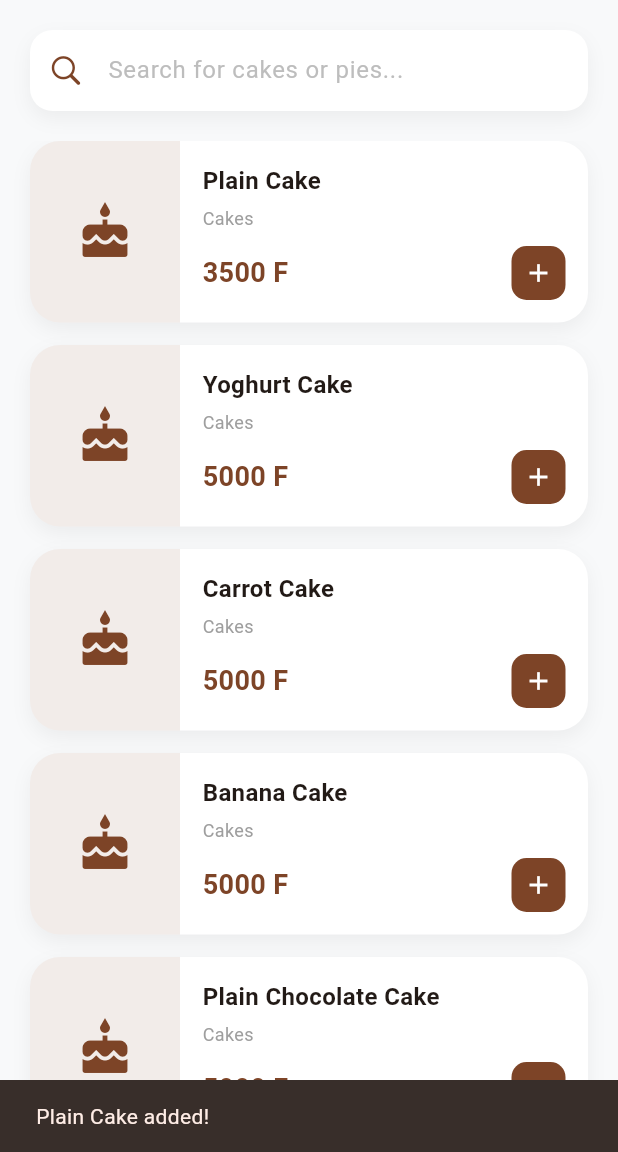
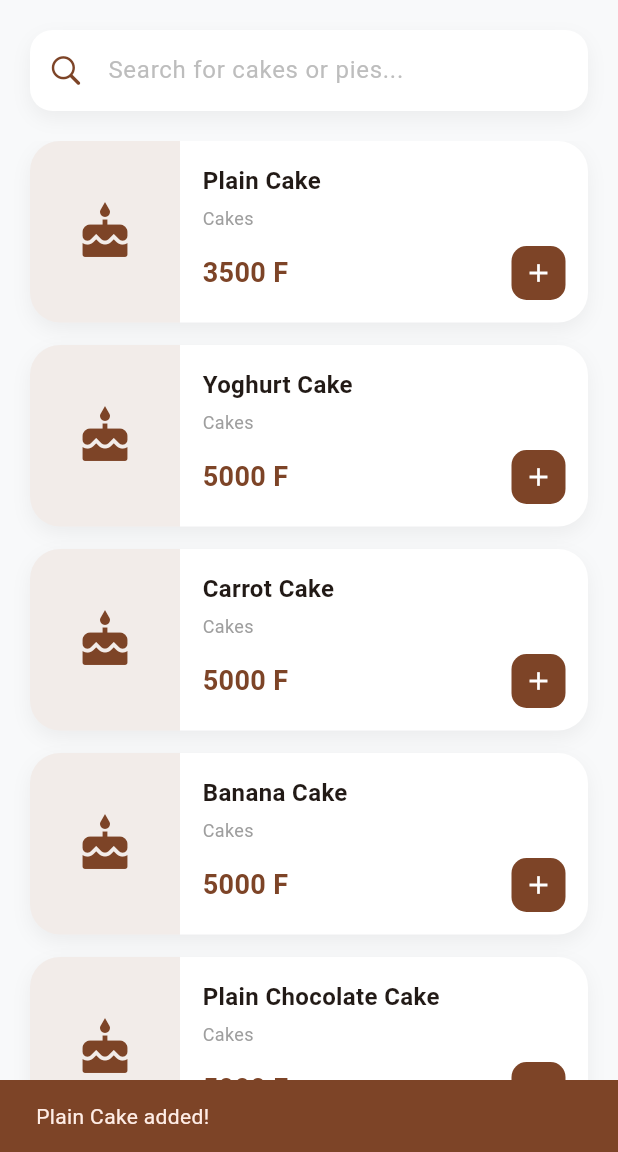
Before and after one commit to Darylgabin/dashchopmobileapp, a Flutter app: the MenuScreen screen opened directly, after a tap on the "add" icon, on a phone screen of 412 x 824 dp, the part 84-1236 px from its top. Run offline on Flutter 3.47's test engine with Material 3 defaults, Android fonts, the light colour scheme and no system bars; our stand-ins replace flutter_riverpod, local_auth, supabase_flutter; accounts and stored records are empty.

Commit message:
updated search bar and initialized supabase client

```diff
--- /dev/null
+++ b/lib/providers/cart_provider.dart
@@ -0,0 +1,64 @@
+import 'package:flutter_riverpod/flutter_riverpod.dart';
+import '../models/dummy_data.dart';
+
+// 1. We create a small model to track Food + Quantity
+class CartItem {
+  final FoodItem food;
+  int quantity;
+
+  CartItem({required this.food, this.quantity = 1});
+}
+
+// 2. The Notifier manages the logic using Modern Riverpod 2.0 Syntax
+class CartNotifier extends Notifier<List<CartItem>> {
+
+  // build() initializes the starting state (an empty list of CartItems)
+  @override
+  List<CartItem> build() {
+    return [];
+  }
+
+  // Adds an item or increases its quantity
+  void addItem(FoodItem food) {
+    final existingIndex = state.indexWhere((item) => item.food.id == food.id);
+
+    if (existingIndex >= 0) {
+      // If it exists, increase quantity
+      var updatedCart = [...state];
+      updatedCart[existingIndex].quantity++;
+      state = updatedCart;
+    } else {
+      // If it's new, add to list
+      state = [...state, CartItem(food: food)];
+    }
+  }
+
+  // Decreases quantity, or removes it if quantity reaches 0
+  void removeSingleItem(FoodItem food) {
+    final existingIndex = state.indexWhere((item) => item.food.id == food.id);
+
+    if (existingIndex >= 0) {
+      var updatedCart = [...state];
+      if (updatedCart[existingIndex].quantity > 1) {
+        updatedCart[existingIndex].quantity--;
+        state = updatedCart; // Triggers UI update
+      } else {
+        updatedCart.removeAt(existingIndex);
+        state = updatedCart; // Triggers UI update
+      }
+    }
+  }
+
+  // Clears the whole cart after ordering
+  void clearCart() {
+    state = [];
+  }
+
+  // Calculate subtotal dynamically
+  int get subtotal => state.fold(0, (sum, item) => sum + (item.food.price * item.quantity));
+}
+
+// 3. The global provider we will call from our screens
+final cartProvider = NotifierProvider<CartNotifier, List<CartItem>>(() {
+  return CartNotifier();
+});
--- a/lib/screens/customer/menu_screen.dart
+++ b/lib/screens/customer/menu_screen.dart
@@ -1,13 +1,26 @@
 import 'package:flutter/material.dart';
 import 'package:flutter/cupertino.dart';
+import 'package:flutter_riverpod/flutter_riverpod.dart';
+import 'package:flutter_riverpod/legacy.dart';
 import '../../models/dummy_data.dart';
 import '../../widgets/food_card.dart';
 
-class MenuScreen extends StatelessWidget {
+// A simple Riverpod state to hold whatever the user types in the search bar
+final searchQueryProvider = StateProvider<String>((ref) => '');
+
+class MenuScreen extends ConsumerWidget {
   final Color primaryBrown = const Color(0xFF7D4427);
 
   @override
-  Widget build(BuildContext context) {
+  Widget build(BuildContext context, WidgetRef ref) {
+    // 1. Listen to the search query live
+    final searchQuery = ref.watch(searchQueryProvider).toLowerCase();
+
+    // 2. Filter the dummyMenu based on the search query
+    final filteredMenu = dummyMenu.where((food) {
+      return food.name.toLowerCase().contains(searchQuery);
+    }).toList();
+
     return Scaffold(
       backgroundColor: const Color(0xFFF8F9FA),
       appBar: AppBar(
@@ -45,7 +58,8 @@ class MenuScreen extends StatelessWidget {
                   contentPadding: const EdgeInsets.symmetric(vertical: 15),
                 ),
                 onChanged: (value) {
-                  // Logic for filtering will go here later with Riverpod
+                  // Update the Riverpod state whenever the user types
+                  ref.read(searchQueryProvider.notifier).state = value;
                 },
               ),
             ),
@@ -53,14 +67,24 @@ class MenuScreen extends StatelessWidget {
 
           // 🍽️ Piled Plates List
           Expanded(
-            child: ListView.builder(
+            child: filteredMenu.isEmpty
+                ? Center(
+                    child: Text(
+                      "No items found for '$searchQuery'",
+                      style: TextStyle(
+                        color: Colors.grey.shade500,
+                        fontSize: 16,
+                      ),
+                    ),
+                  )
+                : ListView.builder(
                     padding: const EdgeInsets.symmetric(horizontal: 20),
                     physics: const BouncingScrollPhysics(),
-              itemCount: dummyMenu.length,
+                    itemCount: filteredMenu.length, // Use the filtered list!
                     itemBuilder: (context, index) {
                       return Padding(
                         padding: const EdgeInsets.only(bottom: 15),
-                  child: FoodCard(food: dummyMenu[index]),
+                        child: FoodCard(food: filteredMenu[index]),
                       );
                     },
                   ),
--- a/lib/widgets/food_card.dart
+++ b/lib/widgets/food_card.dart
@@ -1,14 +1,16 @@
 import 'package:flutter/material.dart';
+import 'package:flutter_riverpod/flutter_riverpod.dart';
 import '../models/dummy_data.dart';
+import '../providers/cart_provider.dart'; // Added the provider import
 
-class FoodCard extends StatelessWidget {
+class FoodCard extends ConsumerWidget {
   final FoodItem food;
   final Color primaryBrown = const Color(0xFF7D4427);
 
   const FoodCard({Key? key, required this.food}) : super(key: key);
 
   @override
-  Widget build(BuildContext context) {
+  Widget build(BuildContext context, WidgetRef ref) {
     return Container(
       decoration: BoxDecoration(
         color: Colors.white,
@@ -21,7 +23,7 @@ class FoodCard extends StatelessWidget {
           ),
         ],
       ),
-      child: IntrinsicHeight( // Allows the card to expand if text is huge
+      child: IntrinsicHeight(
         child: Row(
           crossAxisAlignment: CrossAxisAlignment.stretch,
           children: [
@@ -68,8 +70,15 @@ class FoodCard extends StatelessWidget {
                         ),
                         GestureDetector(
                           onTap: () {
+                            // THIS ADDS THE ITEM TO THE RIVERPOD STATE
+                            ref.read(cartProvider.notifier).addItem(food);
+
                             ScaffoldMessenger.of(context).showSnackBar(
-                              SnackBar(content: Text("${food.name} added!")),
+                              SnackBar(
+                                content: Text("${food.name} added!"),
+                                backgroundColor: primaryBrown,
+                                duration: const Duration(seconds: 1),
+                              ),
                             );
                           },
                           child: Container(
--- a/pubspec.yaml
+++ b/pubspec.yaml
@@ -36,6 +36,7 @@ dependencies:
   cupertino_icons: ^1.0.8
   supabase_flutter: ^2.12.2
   flutter_riverpod: ^3.3.1
+  local_auth: ^2.3.0
 
 dev_dependencies:
   flutter_test:
```
Also changed, not shown: lib/main.dart (+10 -4 lines), lib/screens/auth/login_screen.dart (+47 -11 lines), lib/screens/customer/cart_screen.dart (+36 -23 lines), pubspec.lock, 6 other files. Lines whose indentation alone changed are shown as unchanged.
